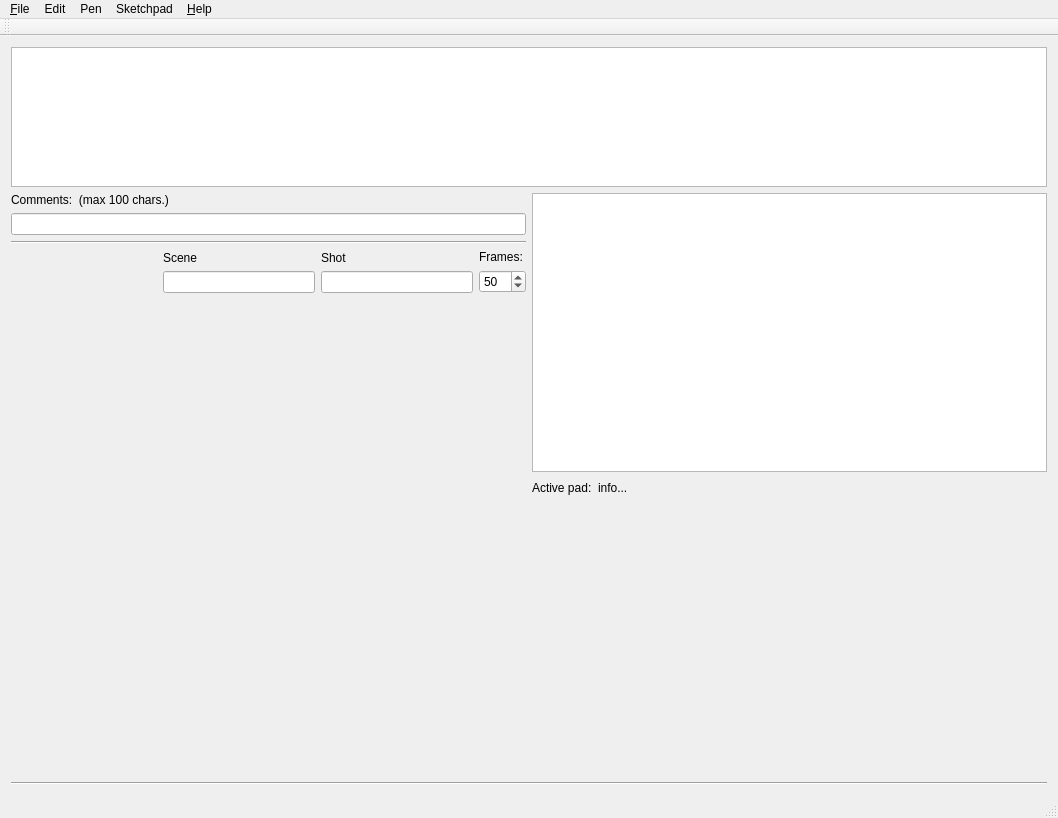
davidlamhauge/dastoryboard, file mainwindow.ui: the form before one commit.
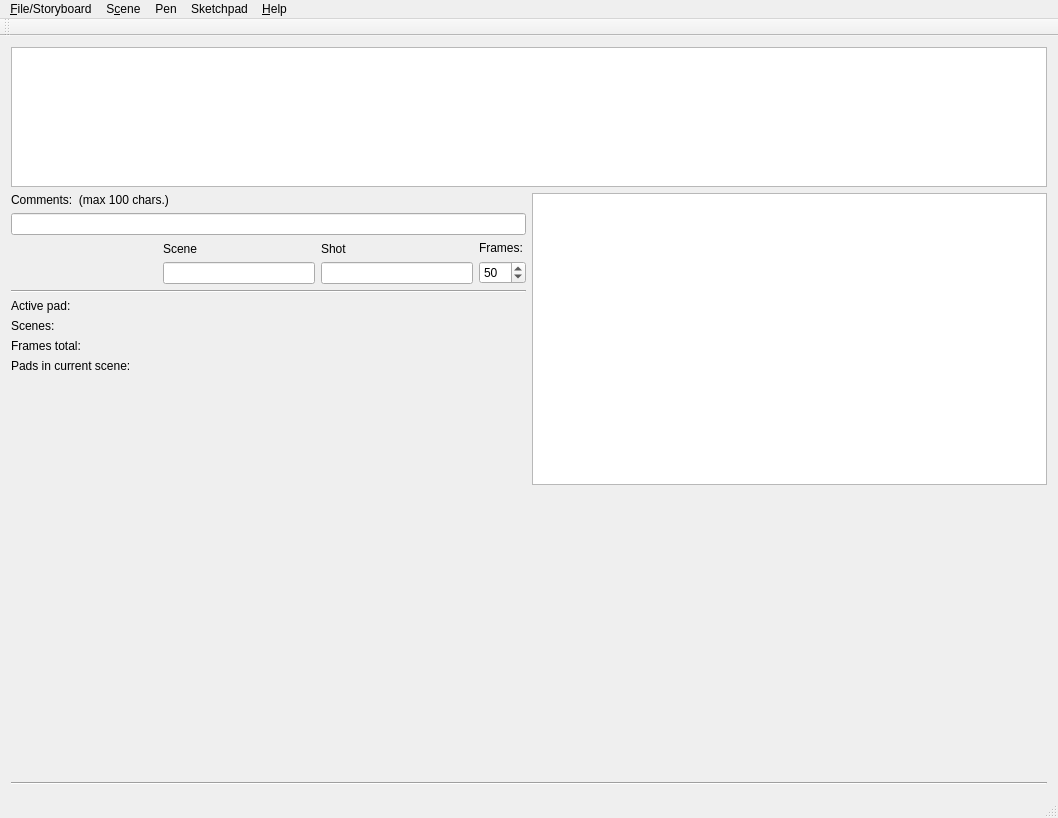
The form after the commit.

Commit message: Now you can have a project with more scenes

Patch:
```diff
--- a/mainwindow.ui
+++ b/mainwindow.ui
@@ -20,7 +20,7 @@
    <string>daStoryBoard</string>
   </property>
   <widget class="QWidget" name="centralWidget">
-   <layout class="QGridLayout" name="gridLayout">
+   <layout class="QGridLayout" name="gridLayout_2">
     <item row="0" column="0">
      <layout class="QVBoxLayout" name="verticalLayout_7">
       <item>
@@ -48,7 +48,7 @@
       <item>
        <layout class="QHBoxLayout" name="horizontalLayout_3">
         <item>
-         <layout class="QVBoxLayout" name="verticalLayout_6">
+         <layout class="QVBoxLayout" name="verticalLayout_3">
           <item>
            <layout class="QVBoxLayout" name="verticalLayout_2">
             <item>
@@ -67,13 +67,6 @@
             </item>
            </layout>
           </item>
-          <item>
-           <widget class="Line" name="line">
-            <property name="orientation">
-             <enum>Qt::Horizontal</enum>
-            </property>
-           </widget>
-          </item>
           <item>
            <layout class="QHBoxLayout" name="horizontalLayout">
             <item>
@@ -151,6 +144,90 @@
             </item>
            </layout>
           </item>
+          <item>
+           <widget class="Line" name="line">
+            <property name="orientation">
+             <enum>Qt::Horizontal</enum>
+            </property>
+           </widget>
+          </item>
+          <item>
+           <layout class="QHBoxLayout" name="horizontalLayout_2">
+            <item>
+             <layout class="QGridLayout" name="gridLayout">
+              <item row="0" column="0">
+               <widget class="QLabel" name="labActivePad">
+                <property name="text">
+                 <string>Active pad:</string>
+                </property>
+               </widget>
+              </item>
+              <item row="0" column="1">
+               <widget class="QLabel" name="labActivePadInfo">
+                <property name="text">
+                 <string/>
+                </property>
+               </widget>
+              </item>
+              <item row="1" column="0">
+               <widget class="QLabel" name="labSceneCount">
+                <property name="text">
+                 <string>Scenes:</string>
+                </property>
+               </widget>
+              </item>
+              <item row="1" column="1">
+               <widget class="QLabel" name="labSceneCountValue">
+                <property name="text">
+                 <string/>
+                </property>
+               </widget>
+              </item>
+              <item row="2" column="0">
+               <widget class="QLabel" name="labFrameCount">
+                <property name="text">
+                 <string>Frames total:</string>
+                </property>
+               </widget>
+              </item>
+              <item row="2" column="1">
+               <widget class="QLabel" name="labFramesCountValue">
+                <property name="text">
+                 <string/>
+                </property>
+               </widget>
+              </item>
+              <item row="3" column="0">
+               <widget class="QLabel" name="labPadCount">
+                <property name="text">
+                 <string>Pads in current scene:</string>
+                </property>
+               </widget>
+              </item>
+              <item row="3" column="1">
+               <widget class="QLabel" name="labPadCountValue">
+                <property name="text">
+                 <string/>
+                </property>
+               </widget>
+              </item>
+             </layout>
+            </item>
+            <item>
+             <spacer name="horizontalSpacer">
+              <property name="orientation">
+               <enum>Qt::Horizontal</enum>
+              </property>
+              <property name="sizeHint" stdset="0">
+               <size>
+                <width>40</width>
+                <height>20</height>
+               </size>
+              </property>
+             </spacer>
+            </item>
+           </layout>
+          </item>
           <item>
            <spacer name="verticalSpacer_2">
             <property name="orientation">
@@ -167,7 +244,7 @@
          </layout>
         </item>
         <item>
-         <layout class="QVBoxLayout" name="verticalLayout_3">
+         <layout class="QVBoxLayout" name="verticalLayout_6">
           <item>
            <widget class="QGraphicsView" name="gvSketchPad">
             <property name="minimumSize">
@@ -187,37 +264,6 @@
             </property>
            </widget>
           </item>
-          <item>
-           <layout class="QHBoxLayout" name="horizontalLayout_2">
-            <item>
-             <widget class="QLabel" name="labActivePad">
-              <property name="text">
-               <string>Active pad:</string>
-              </property>
-             </widget>
-            </item>
-            <item>
-             <widget class="QLabel" name="labActivePadInfo">
-              <property name="text">
-               <string>info...</string>
-              </property>
-             </widget>
-            </item>
-            <item>
-             <spacer name="horizontalSpacer">
-              <property name="orientation">
-               <enum>Qt::Horizontal</enum>
-              </property>
-              <property name="sizeHint" stdset="0">
-               <size>
-                <width>40</width>
-                <height>20</height>
-               </size>
-              </property>
-             </spacer>
-            </item>
-           </layout>
-          </item>
           <item>
            <spacer name="verticalSpacer">
             <property name="orientation">
@@ -257,7 +303,7 @@
    </property>
    <widget class="QMenu" name="menu_File">
     <property name="title">
-     <string>&amp;File</string>
+     <string>&amp;File/Storyboard</string>
     </property>
     <addaction name="action_New_Storyboard"/>
     <addaction name="action_Open_Storyboard"/>
@@ -283,7 +329,7 @@
     <addaction name="actionSet_Pen_Color"/>
     <addaction name="menuLoad_Pen"/>
    </widget>
-   <widget class="QMenu" name="menuEdit">
+   <widget class="QMenu" name="menuSketchpad">
     <property name="title">
      <string>Sketchpad</string>
     </property>
@@ -297,17 +343,17 @@
     </property>
     <addaction name="action_About"/>
    </widget>
-   <widget class="QMenu" name="menuEdit_2">
+   <widget class="QMenu" name="menuScene">
     <property name="title">
-     <string>Edit</string>
+     <string>S&amp;cene</string>
     </property>
     <addaction name="actionErase_All"/>
     <addaction name="actionErase_Sketch_Pen"/>
    </widget>
    <addaction name="menu_File"/>
-   <addaction name="menuEdit_2"/>
+   <addaction name="menuScene"/>
    <addaction name="menuSettings"/>
-   <addaction name="menuEdit"/>
+   <addaction name="menuSketchpad"/>
    <addaction name="menu_Help"/>
   </widget>
   <widget class="QToolBar" name="mainToolBar">
```
Left out of the diff: 22 changed lines with no effect on the pictures. The commit also changes 14 other files.
